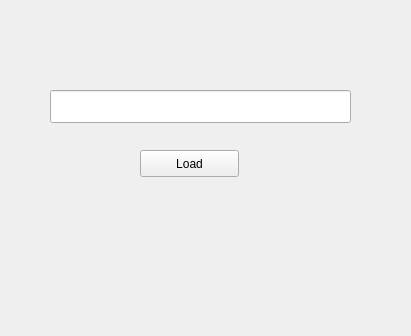
Before: the Qt Designer form netb375_roulette/loadgame.ui in stanimirovv/NETB375_Roulette, drawn with Qt 5.
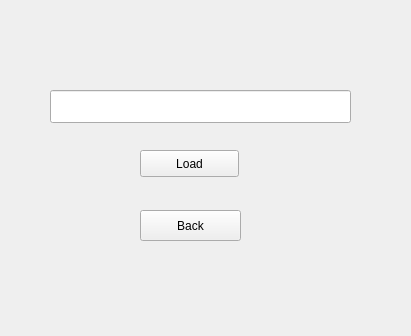
After: the same form once the commit is applied.

Diff of the .ui file:
```diff
--- a/netb375_roulette/loadgame.ui
+++ b/netb375_roulette/loadgame.ui
@@ -36,6 +36,19 @@
     </rect>
    </property>
   </widget>
+  <widget class="QPushButton" name="BackButton">
+   <property name="geometry">
+    <rect>
+     <x>140</x>
+     <y>210</y>
+     <width>101</width>
+     <height>31</height>
+    </rect>
+   </property>
+   <property name="text">
+    <string>Back</string>
+   </property>
+  </widget>
  </widget>
  <resources/>
  <connections/>
```
Left out of the diff: 19 changed lines with no effect on the pictures.
